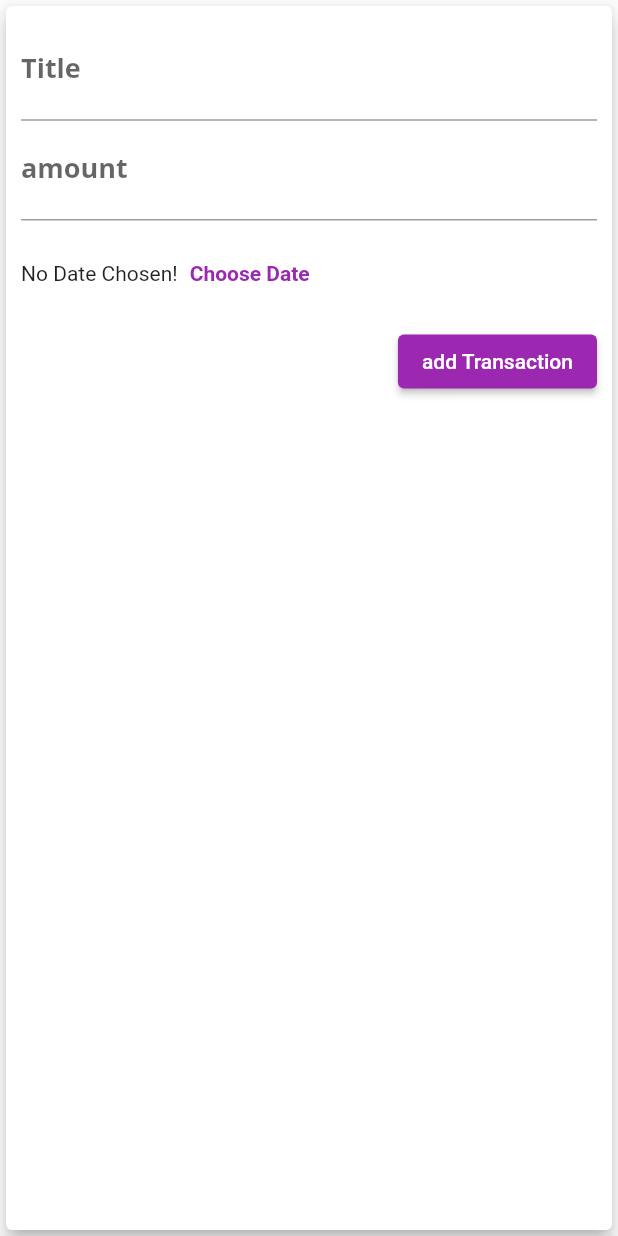
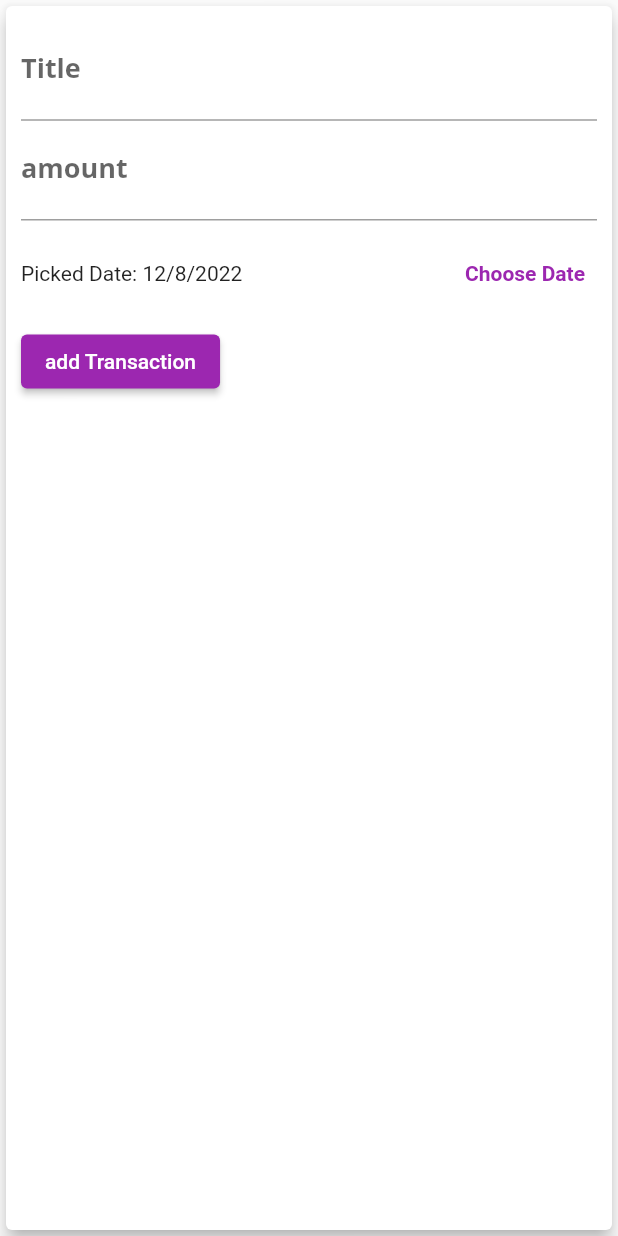
Before and after one commit to osama-kh/money_manegment, a Flutter app: the NewTransaction widget shown alone on an empty page, opened directly with empty values, after a tap on "add Transaction", on a phone screen of 412 x 824 dp. Run offline on Flutter 3.47's test engine with Material 2 defaults, Android fonts, the phone set to English and light mode, and no system bars; missing offline and left inert: dart:ffi.

Commit message:
Update new_transaction.dart

```diff
--- a/lib/widgets/new_transaction.dart
+++ b/lib/widgets/new_transaction.dart
@@ -2,7 +2,7 @@ import 'dart:ui';
 
 import 'package:flutter/src/widgets/container.dart';
 import 'package:flutter/src/widgets/framework.dart';
-
+import 'package:intl/intl.dart';
 import 'package:flutter/material.dart';
 
 class NewTransaction extends StatefulWidget {
@@ -15,13 +15,13 @@ class NewTransaction extends StatefulWidget {
 }
 
 class _NewTransactionState extends State<NewTransaction> {
-  final titlecontroller = TextEditingController();
+  final _titlecontroller = TextEditingController();
+  final _amountcontroller = TextEditingController();
 
-  final amountcontroller = TextEditingController();
-
-  void submitData({String value: 'i'}) {
-    final enterdTitle = titlecontroller.text;
-    final enterdAmount = double.parse(amountcontroller.text);
+  DateTime _selectedDate = DateTime.now();
+  void _submitData({String value: 'i'}) {
+    final enterdTitle = _titlecontroller.text;
+    final enterdAmount = double.parse(_amountcontroller.text);
 
     if (enterdTitle.isEmpty || enterdAmount <= 0) {
       return;
@@ -29,6 +29,22 @@ class _NewTransactionState extends State<NewTransaction> {
 
     widget.addTx(enterdTitle, enterdAmount);
     Navigator.of(context).pop();
+  }
+
+  void _presentDatePicker() {
+    showDatePicker(
+      context: context,
+      initialDate: DateTime.now(),
+      firstDate: DateTime(2022),
+      lastDate: DateTime.now(),
+    ).then((pickedDate) {
+      if (pickedDate == null) {
+        return;
+      }
+      setState(() {
+        _selectedDate = pickedDate;
+      });
+    });
   }
 
   @override
@@ -42,26 +58,32 @@ class _NewTransactionState extends State<NewTransaction> {
             children: <Widget>[
               TextField(
                 decoration: InputDecoration(labelText: 'Title'),
-                controller: titlecontroller,
-                onSubmitted: (_) => submitData(),
+                controller: _titlecontroller,
+                onSubmitted: (_) => _submitData(),
                 // onChanged: (val) {
                 //   titlinput = val;
                 //},
               ),
               TextField(
                 decoration: InputDecoration(labelText: 'amount'),
-                controller: amountcontroller,
+                controller: _amountcontroller,
                 keyboardType: TextInputType.number,
-                onSubmitted: (_) => submitData(),
+                onSubmitted: (_) => _submitData(),
                 // onChanged: ((value) => amountinput = value),
               ),
               Container(
                 height: 70,
                 child: Row(
                   children: <Widget>[
-                    Text('No Date Chosen!'),
+                    Expanded(
+                      child: Text(
+                        _selectedDate == null
+                            ? 'No Date Chosen!'
+                            : 'Picked Date: ${DateFormat.yMd().format(_selectedDate)}',
+                      ),
+                    ),
                     TextButton(
-                      onPressed: (() {}),
+                      onPressed: _presentDatePicker,
                       child: const Text(
                         'Choose Date',
                         style: TextStyle(fontWeight: FontWeight.bold),
@@ -70,16 +92,13 @@ class _NewTransactionState extends State<NewTransaction> {
                   ],
                 ),
               ),
-              Container(
-                alignment: Alignment.centerRight,
-                child: ElevatedButton(
-                  onPressed: submitData,
-                  child: Text(
-                    'add Transaction',
-                    style: TextStyle(color: Colors.white),
-                  ),
+              ElevatedButton(
+                onPressed: _submitData,
+                child: Text(
+                  'add Transaction',
+                  style: TextStyle(color: Colors.white),
                 ),
-              )
+              ),
             ]),
       ),
     );
```
